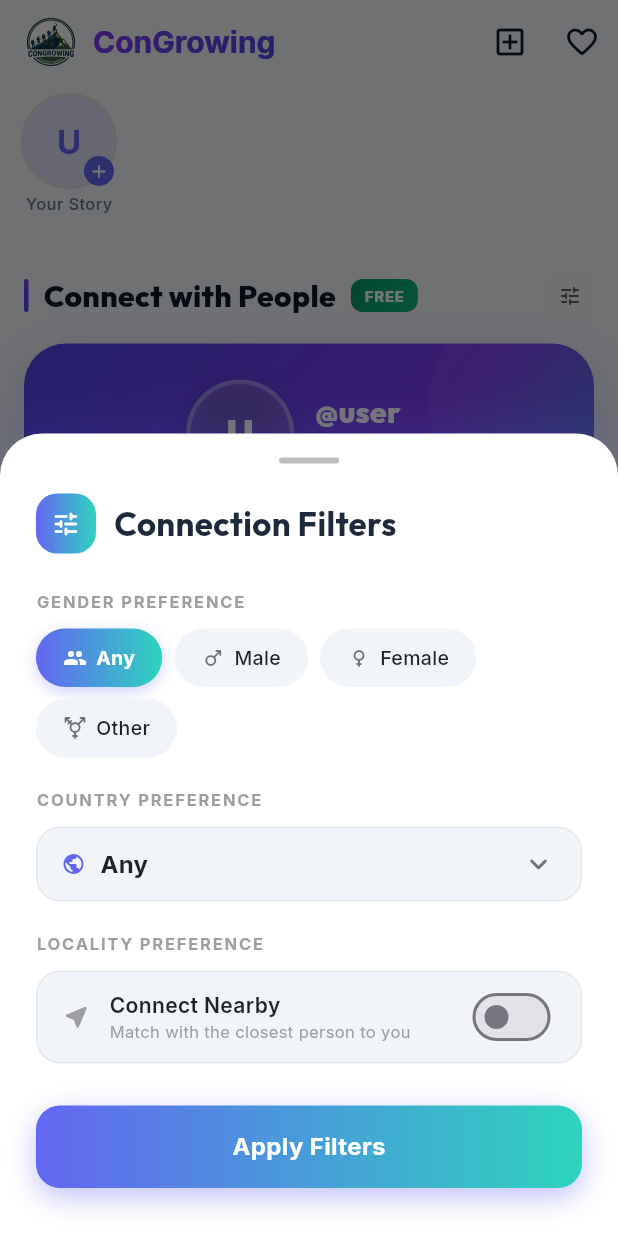
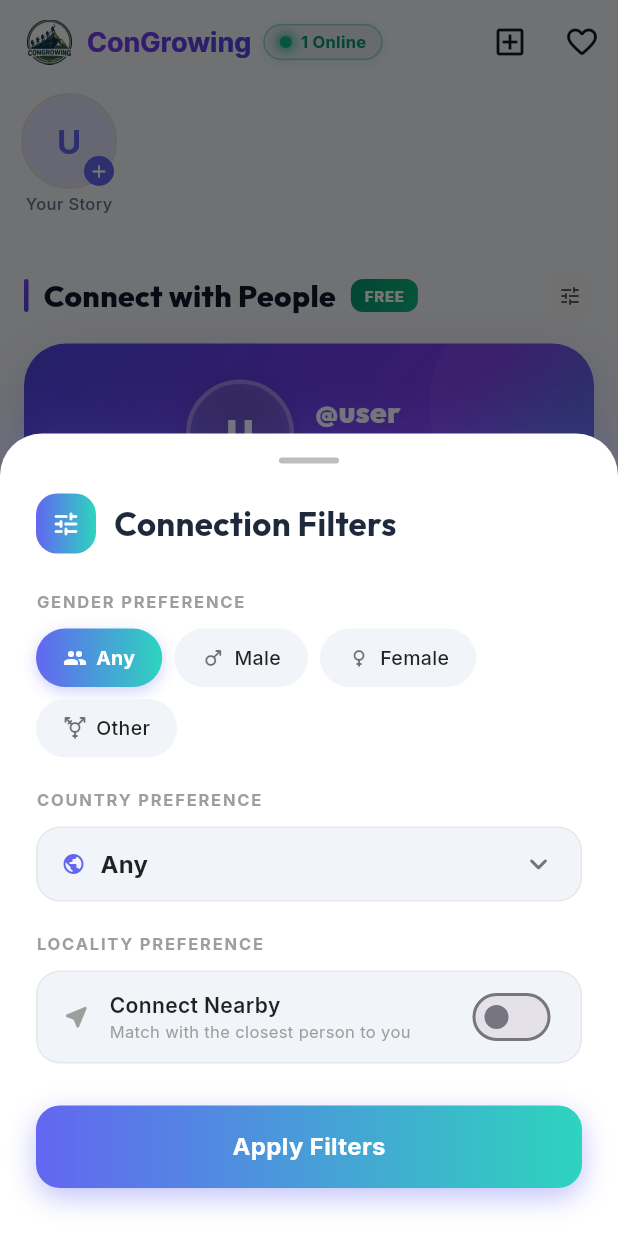
Before and after one commit to maheshdixit7350/congrowing-mobile, a Flutter app: the HomeScreen screen opened directly, after a tap on the "tune" icon, on a phone screen of 412 x 824 dp. Run offline on Flutter 3.47's test engine with Material 3 defaults, Android fonts, the phone set to English and light mode, and no system bars; our stand-ins replace audioplayers, cached_network_image, file_picker, google_fonts, google_mobile_ads, google_sign_in and 3 more; missing offline and left inert: flutter_webrtc; accounts and stored records are empty; network calls fail.

Commit message:
Add real-time Live Online Users count badge to Home Screen

```diff
--- a/lib/screens/home_screen.dart
+++ b/lib/screens/home_screen.dart
@@ -482,6 +482,66 @@ class _HomeScreenState extends State<HomeScreen> {
     );
   }
 
+  Widget _buildLiveOnlineBadge(bool isDark) {
+    return StreamBuilder<int>(
+      stream: UserService.instance.streamOnlineCount(),
+      initialData: 1,
+      builder: (context, snapshot) {
+        final count = snapshot.data ?? 1;
+        return Container(
+          padding: const EdgeInsets.symmetric(horizontal: 10, vertical: 4),
+          decoration: BoxDecoration(
+            color: isDark
+                ? const Color(0xFF1E293B).withOpacity(0.8)
+                : const Color(0xFFE2E8F0).withOpacity(0.9),
+            borderRadius: BorderRadius.circular(20),
+            border: Border.all(
+              color: const Color(0xFF10B981).withOpacity(0.4),
+              width: 1,
+            ),
+            boxShadow: [
+              BoxShadow(
+                color: const Color(0xFF10B981).withOpacity(0.15),
+                blurRadius: 8,
+                offset: const Offset(0, 2),
+              ),
+            ],
+          ),
+          child: Row(
+            mainAxisSize: MainAxisSize.min,
+            children: [
+              Container(
+                width: 8,
+                height: 8,
+                decoration: const BoxDecoration(
+                  color: Color(0xFF10B981),
+                  shape: BoxShape.circle,
+                  boxShadow: [
+                    BoxShadow(
+                      color: Color(0xFF10B981),
+                      blurRadius: 6,
+                      spreadRadius: 1.5,
+                    ),
+                  ],
+                ),
+              ),
+              const SizedBox(width: 6),
+              Text(
+                '$count Online',
+                style: GoogleFonts.inter(
+                  fontSize: 11,
+                  fontWeight: FontWeight.w700,
+                  color: isDark ? const Color(0xFF34D399) : const Color(0xFF059669),
+                  letterSpacing: 0.2,
+                ),
+              ),
+            ],
+          ),
+        );
+      },
+    );
+  }
+
   @override
   Widget build(BuildContext context) {
     final isDark = Theme.of(context).brightness == Brightness.dark;
@@ -515,15 +575,15 @@ class _HomeScreenState extends State<HomeScreen> {
                             padding: const EdgeInsets.all(2),
                             child: Image.asset(
                               'assets/images/logo.png',
-                              width: 32,
-                              height: 32,
+                              width: 30,
+                              height: 30,
                               fit: BoxFit.cover,
                               errorBuilder: (c, e, s) =>
-                                  const SizedBox(width: 32, height: 32),
+                                  const SizedBox(width: 30, height: 30),
                             ),
                           ),
                         ),
-                        const SizedBox(width: 10),
+                        const SizedBox(width: 8),
                         ShaderMask(
                           shaderCallback: (bounds) =>
                               AppColors.primaryGradient.createShader(bounds),
@@ -531,13 +591,16 @@ class _HomeScreenState extends State<HomeScreen> {
                             'ConGrowing',
                             style: GoogleFonts.inter(
                               fontWeight: FontWeight.w700,
-                              fontSize: 20,
+                              fontSize: 18,
                               color: Colors.white,
                             ),
                           ),
                         ),
+                        const SizedBox(width: 8),
+                        _buildLiveOnlineBadge(isDark),
                       ],
                     ),
+
                     actions: [
                       IconButton(
                         icon: const Icon(Icons.add_box_outlined),
--- a/lib/services/user_service.dart
+++ b/lib/services/user_service.dart
@@ -564,6 +564,20 @@ class UserService {
             .toList());
   }
 
+  /// Stream total online users count in real-time.
+  /// Guarantees a minimum default count of 1 when active.
+  Stream<int> streamOnlineCount() {
+    if (!supabaseInitialized) return Stream.value(1);
+    return Supabase.instance.client
+        .from('users')
+        .stream(primaryKey: ['id'])
+        .map((rows) {
+          final onlineCount = rows.where((r) => r['is_online'] == true).length;
+          return onlineCount > 0 ? onlineCount : 1;
+        });
+  }
+
+
   /// Check if a target user is following the current user.
   Future<bool> isFollowedBy(String targetUid) async {
     if (!supabaseInitialized || _currentUserId == null) return false;
```
